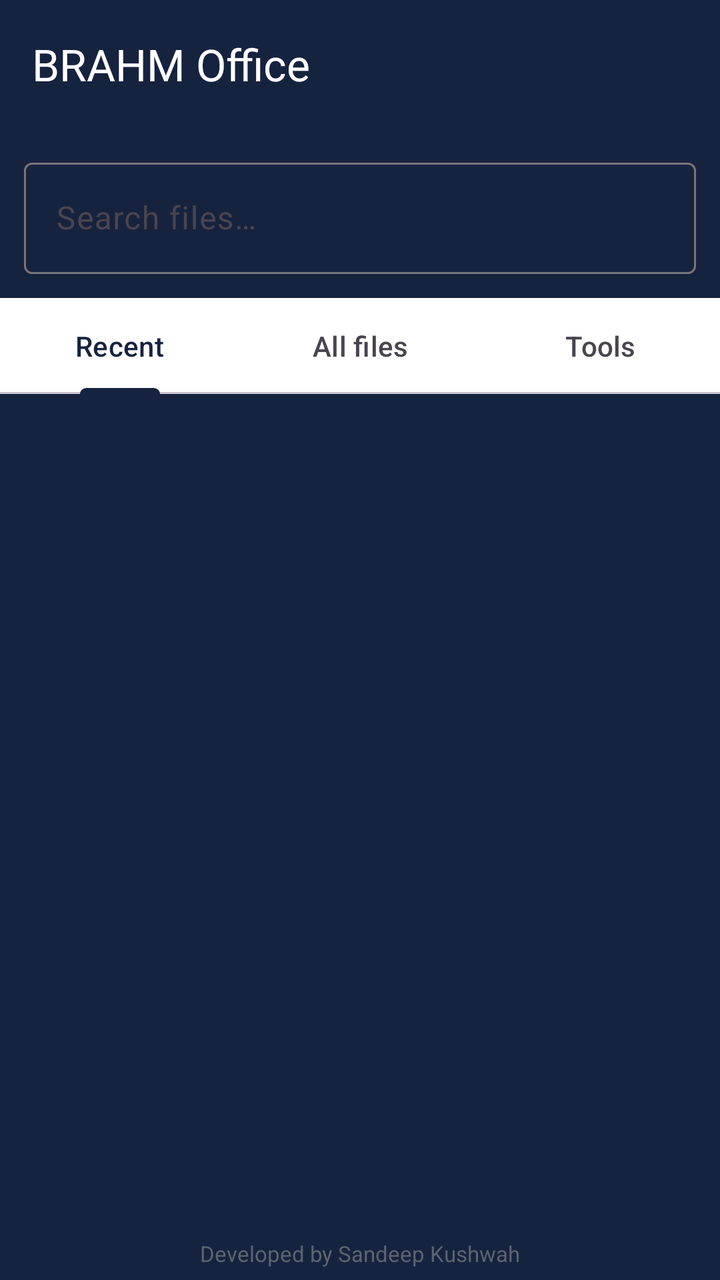
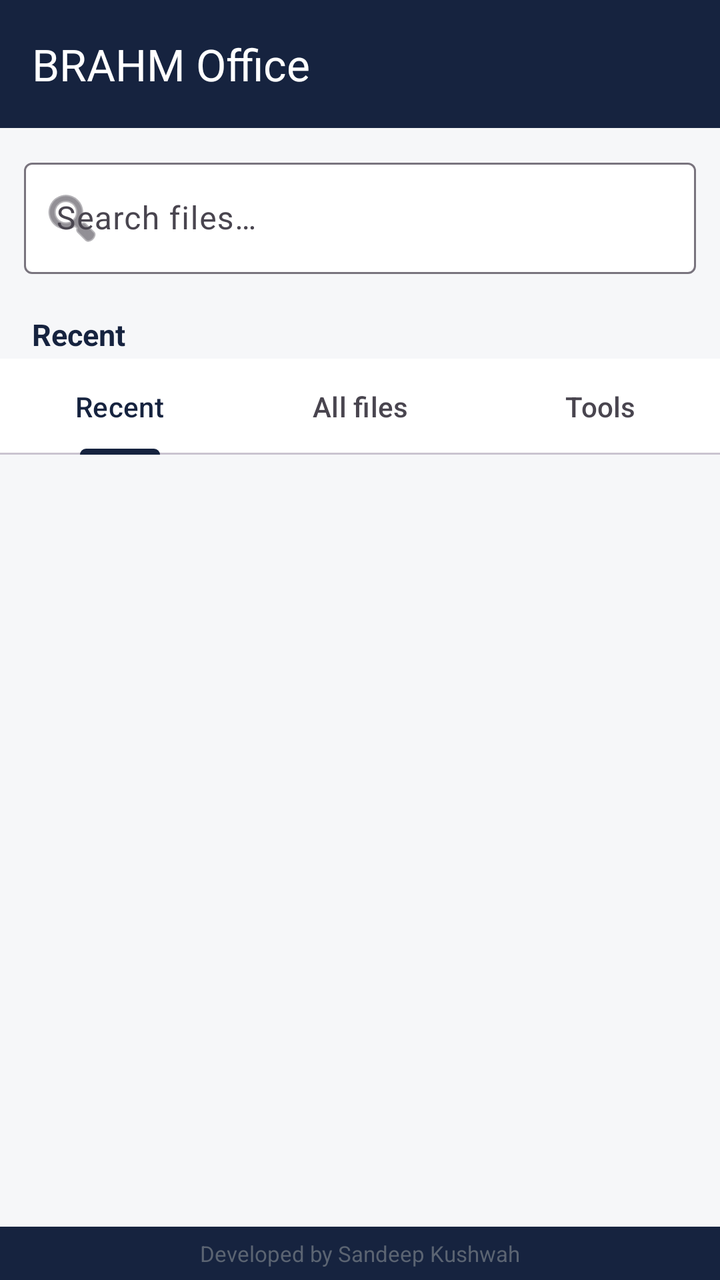

Compare the two renders of this Android layout. The source of the first and the diff that turns it into the second are given below.
<!-- AndroidManifest.xml: application theme Theme.BrahmOffice -->
<!-- res/layout/activity_main.xml -->
<?xml version="1.0" encoding="utf-8"?>
<LinearLayout xmlns:android="http://schemas.android.com/apk/res/android"
    xmlns:app="http://schemas.android.com/apk/res-auto"
    android:layout_width="match_parent"
    android:layout_height="match_parent"
    android:orientation="vertical"
    android:fitsSystemWindows="true"
    android:background="@color/brahm_navy">

    <com.google.android.material.appbar.MaterialToolbar
        android:id="@+id/toolbar"
        android:layout_width="match_parent"
        android:layout_height="wrap_content"
        android:minHeight="?attr/actionBarSize"
        android:background="@color/brahm_navy"
        app:title="BRAHM Office"
        app:titleTextColor="@color/white" />

    <com.google.android.material.textfield.TextInputLayout
        android:layout_width="match_parent"
        android:layout_height="wrap_content"
        android:layout_margin="12dp"
        style="@style/Widget.Material3.TextInputLayout.OutlinedBox">
        <com.google.android.material.textfield.TextInputEditText
            android:id="@+id/searchBox"
            android:layout_width="match_parent"
            android:layout_height="wrap_content"
            android:hint="@string/search_hint"
            android:imeOptions="actionSearch"
            android:inputType="text"
            android:maxLines="1" />
    </com.google.android.material.textfield.TextInputLayout>

    <com.google.android.material.tabs.TabLayout
        android:id="@+id/tabs"
        android:layout_width="match_parent"
        android:layout_height="wrap_content"
        app:tabMode="fixed">
        <com.google.android.material.tabs.TabItem
            android:layout_width="wrap_content" android:layout_height="wrap_content"
            android:text="@string/tab_recent" />
        <com.google.android.material.tabs.TabItem
            android:layout_width="wrap_content" android:layout_height="wrap_content"
            android:text="@string/tab_all" />
        <com.google.android.material.tabs.TabItem
            android:layout_width="wrap_content" android:layout_height="wrap_content"
            android:text="@string/tab_tools" />
    </com.google.android.material.tabs.TabLayout

    >

    <HorizontalScrollView
        android:id="@+id/chipsScroll"
        android:layout_width="match_parent"
        android:layout_height="wrap_content"
        android:scrollbars="none"
        android:paddingHorizontal="8dp"
        android:paddingVertical="6dp">
        <LinearLayout
            android:id="@+id/chips"
            android:layout_width="wrap_content"
            android:layout_height="wrap_content"
            android:orientation="horizontal" />
    </HorizontalScrollView>

    <FrameLayout
        android:layout_width="match_parent"
        android:layout_height="0dp"
        android:layout_weight="1">

        <androidx.recyclerview.widget.RecyclerView
            android:id="@+id/list"
            android:layout_width="match_parent"
            android:layout_height="match_parent"
            android:clipToPadding="false"
            android:paddingBottom="16dp" />

        <TextView
            android:id="@+id/empty"
            android:layout_width="wrap_content"
            android:layout_height="wrap_content"
            android:layout_gravity="center"
            android:padding="24dp"
            android:gravity="center"
            android:text="@string/no_files"
            android:textColor="@color/text_muted_light"
            android:visibility="gone" />
    </FrameLayout>

    <TextView
        android:layout_width="match_parent"
        android:layout_height="wrap_content"
        android:gravity="center"
        android:paddingVertical="6dp"
        android:text="@string/developed_by"
        android:textColor="@color/text_muted_light"
        android:textSize="11sp" />
</LinearLayout>
<!-- resources referenced by this layout -->
<resources>
  <color name="brahm_navy">#16233F</color>
  <color name="text_muted_light">#5B6472</color>
  <color name="white">#FFFFFF</color>
  <string name="developed_by">Developed by Sandeep Kushwah</string>
  <string name="no_files">No documents yet. Open a PDF, Excel, Word or PPT to get started.</string>
  <string name="search_hint">Search files…</string>
  <string name="tab_all">All files</string>
  <string name="tab_recent">Recent</string>
  <string name="tab_tools">Tools</string>
  <style name="Theme.BrahmOffice" parent="Theme.Material3.DayNight.NoActionBar">
          <item name="colorPrimary">@color/brahm_navy</item>
          <item name="colorOnPrimary">@color/white</item>
          <item name="colorSecondary">@color/brahm_saffron</item>
          <item name="android:colorBackground">@color/bg_light</item>
          <item name="colorSurface">@color/surface_light</item>
          <item name="android:statusBarColor">@color/brahm_navy</item>
          <item name="android:windowLightStatusBar">false</item>
      </style>
  <color name="brahm_saffron">#E8A33D</color>
  <color name="bg_light">#F6F7F9</color>
  <color name="surface_light">#FFFFFF</color>
</resources>

<!-- the commit's change to res/layout/activity_main.xml (unified diff, before → after) -->
@@ -16,82 +16,100 @@
         app:title="BRAHM Office"
         app:titleTextColor="@color/white" />
 
-    <com.google.android.material.textfield.TextInputLayout
+    <androidx.core.widget.NestedScrollView
         android:layout_width="match_parent"
-        android:layout_height="wrap_content"
-        android:layout_margin="12dp"
-        style="@style/Widget.Material3.TextInputLayout.OutlinedBox">
-        <com.google.android.material.textfield.TextInputEditText
-            android:id="@+id/searchBox"
+        android:layout_height="0dp"
+        android:layout_weight="1"
+        android:background="@color/brahm_bg"
+        android:clipToPadding="false"
+        android:fillViewport="true">
+
+        <LinearLayout
             android:layout_width="match_parent"
             android:layout_height="wrap_content"
-            android:hint="@string/search_hint"
-            android:imeOptions="actionSearch"
-            android:inputType="text"
-            android:maxLines="1" />
-    </com.google.android.material.textfield.TextInputLayout>
+            android:orientation="vertical">
 
-    <com.google.android.material.tabs.TabLayout
-        android:id="@+id/tabs"
-        android:layout_width="match_parent"
-        android:layout_height="wrap_content"
-        app:tabMode="fixed">
-        <com.google.android.material.tabs.TabItem
-            android:layout_width="wrap_content" android:layout_height="wrap_content"
-            android:text="@string/tab_recent" />
-        <com.google.android.material.tabs.TabItem
-            android:layout_width="wrap_content" android:layout_height="wrap_content"
-            android:text="@string/tab_all" />
-        <com.google.android.material.tabs.TabItem
-            android:layout_width="wrap_content" android:layout_height="wrap_content"
-            android:text="@string/tab_tools" />
-    </com.google.android.material.tabs.TabLayout
+            <com.google.android.material.textfield.TextInputLayout
+                android:layout_width="match_parent"
+                android:layout_height="wrap_content"
+                android:layout_marginHorizontal="12dp"
+                android:layout_marginTop="12dp"
+                app:boxBackgroundColor="@color/white"
+                app:startIconDrawable="@android:drawable/ic_menu_search"
+                style="@style/Widget.Material3.TextInputLayout.OutlinedBox">
+                <com.google.android.material.textfield.TextInputEditText
+                    android:id="@+id/searchBox"
+                    android:layout_width="match_parent"
+                    android:layout_height="wrap_content"
+                    android:hint="@string/search_hint"
+                    android:imeOptions="actionSearch"
+                    android:inputType="text"
+                    android:maxLines="1" />
+            </com.google.android.material.textfield.TextInputLayout>
 
-    >
+            <GridLayout
+                android:id="@+id/gridTiles"
+                android:layout_width="match_parent"
+                android:layout_height="wrap_content"
+                android:columnCount="4"
+                android:layout_marginHorizontal="6dp"
+                android:layout_marginTop="6dp" />
 
-    <HorizontalScrollView
-        android:id="@+id/chipsScroll"
-        android:layout_width="match_parent"
-        android:layout_height="wrap_content"
-        android:scrollbars="none"
-        android:paddingHorizontal="8dp"
-        android:paddingVertical="6dp">
-        <LinearLayout
-            android:id="@+id/chips"
-            android:layout_width="wrap_content"
-            android:layout_height="wrap_content"
-            android:orientation="horizontal" />
-    </HorizontalScrollView>
+            <TextView
+                android:id="@+id/sectionLabel"
+                android:layout_width="match_parent"
+                android:layout_height="wrap_content"
+                android:paddingHorizontal="16dp"
+                android:paddingTop="14dp"
+                android:paddingBottom="2dp"
+                android:text="@string/tab_recent"
+                android:textStyle="bold"
+                android:textColor="@color/brahm_navy"
+                android:textSize="15sp" />
 
-    <FrameLayout
-        android:layout_width="match_parent"
-        android:layout_height="0dp"
-        android:layout_weight="1">
+            <com.google.android.material.tabs.TabLayout
+                android:id="@+id/tabs"
+                android:layout_width="match_parent"
+                android:layout_height="wrap_content"
+                app:tabMode="fixed"
+                app:tabGravity="fill">
+                <com.google.android.material.tabs.TabItem
+                    android:layout_width="wrap_content" android:layout_height="wrap_content"
+                    android:text="@string/tab_recent" />
+                <com.google.android.material.tabs.TabItem
+                    android:layout_width="wrap_content" android:layout_height="wrap_content"
+                    android:text="@string/tab_all" />
+                <com.google.android.material.tabs.TabItem
+                    android:layout_width="wrap_content" android:layout_height="wrap_content"
+                    android:text="@string/tab_tools" />
+            </com.google.android.material.tabs.TabLayout>
 
-        <androidx.recyclerview.widget.RecyclerView
-            android:id="@+id/list"
-            android:layout_width="match_parent"
-            android:layout_height="match_parent"
-            android:clipToPadding="false"
-            android:paddingBottom="16dp" />
+            <androidx.recyclerview.widget.RecyclerView
+                android:id="@+id/list"
+                android:layout_width="match_parent"
+                android:layout_height="wrap_content"
+                android:nestedScrollingEnabled="false"
+                android:clipToPadding="false"
+                android:paddingBottom="12dp" />
 
-        <TextView
-            android:id="@+id/empty"
-            android:layout_width="wrap_content"
-            android:layout_height="wrap_content"
-            android:layout_gravity="center"
-            android:padding="24dp"
-            android:gravity="center"
-            android:text="@string/no_files"
-            android:textColor="@color/text_muted_light"
-            android:visibility="gone" />
-    </FrameLayout>
+            <TextView
+                android:id="@+id/empty"
+                android:layout_width="match_parent"
+                android:layout_height="wrap_content"
+                android:padding="24dp"
+                android:gravity="center"
+                android:text="@string/no_files"
+                android:textColor="@color/text_muted_light"
+                android:visibility="gone" />
+        </LinearLayout>
+    </androidx.core.widget.NestedScrollView>
 
     <TextView
         android:layout_width="match_parent"
         android:layout_height="wrap_content"
         android:gravity="center"
         android:paddingVertical="6dp"
+        android:background="@color/brahm_navy"
         android:text="@string/developed_by"
         android:textColor="@color/text_muted_light"
         android:textSize="11sp" />
<!-- resource entries referenced after the edit -->
@@ -1,5 +1,6 @@
 <!-- resources referenced by this layout -->
 <resources>
+  <color name="brahm_bg">#F6F7F9</color>
   <color name="brahm_navy">#16233F</color>
   <color name="text_muted_light">#5B6472</color>
   <color name="white">#FFFFFF</color>
